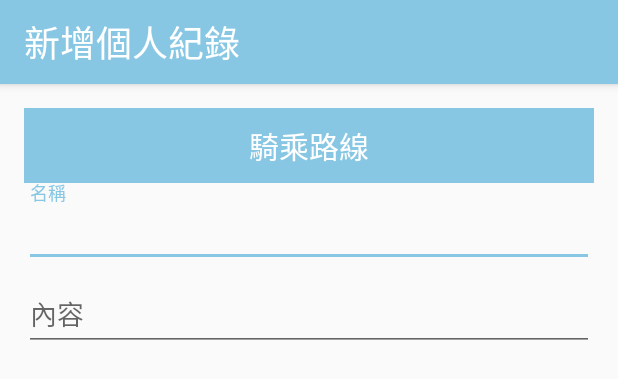
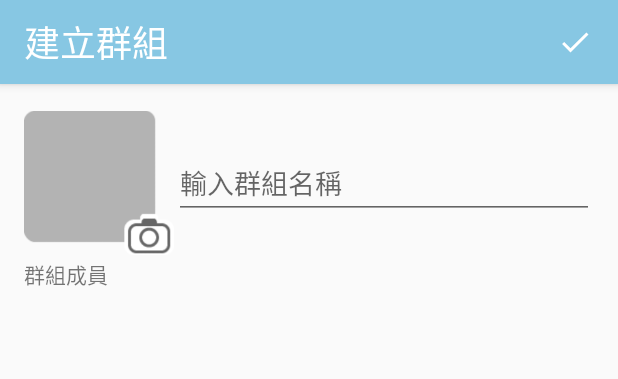
Before and after one commit to n1056722/Android-RoadToAdventure, an Android app: the layout activity_add_group.xml on its own in the app's theme, with its tools: preview values and no code run, on a phone screen of 412 x 824 dp. Shown: the top 379 px of the screen. Run offline under Robolectric (Android 15) with nearby library versions, the phone set to English and light mode, and no system bars.

Commit message:
add AddGroup

```diff
--- a/app/src/main/AndroidManifest.xml
+++ b/app/src/main/AndroidManifest.xml
@@ -57,9 +57,10 @@
         <activity android:name=".activity.FriendChatActivity" />
         <activity android:name=".activity.SearchFriendActivity" />
         <activity android:name=".activity.PersonalJourneyListActivity" />
-        <activity android:name=".activity.AddPersonalRecordActivity" />
+        <activity android:name=".activity.AddPersonalJourneyActivity" />
         <activity android:name=".activity.SignUpActivity" />
-        <activity android:name=".activity.GroupListActivity"></activity>
+        <activity android:name=".activity.GroupListActivity" />
+        <activity android:name=".activity.AddGroupActivity"></activity>
     </application>
 
 </manifest>
--- a/app/src/main/java/ya/haojun/roadtoadventure/activity/PersonalJourneyListActivity.java
+++ b/app/src/main/java/ya/haojun/roadtoadventure/activity/PersonalJourneyListActivity.java
@@ -46,7 +46,7 @@ public class PersonalJourneyListActivity extends CommonActivity implements View.
     public void onClick(View v) {
         switch (v.getId()) {
             case R.id.iv_personal_journey_list_add_record:
-                openActivity(AddPersonalRecordActivity.class);
+                openActivity(AddPersonalJourneyActivity.class);
                 break;
         }
     }
--- /dev/null
+++ b/app/src/main/res/drawable/ic_done_w.xml
@@ -0,0 +1,9 @@
+<vector xmlns:android="http://schemas.android.com/apk/res/android"
+        android:width="24dp"
+        android:height="24dp"
+        android:viewportWidth="24.0"
+        android:viewportHeight="24.0">
+    <path
+        android:fillColor="#FFF"
+        android:pathData="M9,16.2L4.8,12l-1.4,1.4L9,19 21,7l-1.4,-1.4L9,16.2z"/>
+</vector>
--- a/app/src/main/res/layout/activity_add_personal_record.xml
+++ b/app/src/main/res/layout/activity_add_group.xml
@@ -24,9 +24,18 @@
                     android:layout_width="wrap_content"
                     android:layout_height="wrap_content"
                     android:layout_centerVertical="true"
-                    android:text="新增個人紀錄"
+                    android:text="建立群組"
                     android:textColor="#FFF"
                     android:textSize="24sp" />
+
+                <ImageView
+                    android:id="@+id/iv_add_group_done"
+                    android:layout_width="@dimen/imageview_toolbar_width"
+                    android:layout_height="@dimen/imageview_toolbar_width"
+                    android:layout_alignParentRight="true"
+                    android:layout_centerVertical="true"
+                    android:layout_margin="@dimen/imageview_toolbar_margin"
+                    android:src="@drawable/ic_done_w" />
             </RelativeLayout>
         </android.support.v7.widget.Toolbar>
     </android.support.design.widget.AppBarLayout>
@@ -37,36 +46,36 @@
         android:orientation="vertical"
         android:padding="16dp">
 
-        <TextView
-            android:id="@+id/tv_add_personal_record_direction"
-            style="@style/AppTheme.TextView"
+        <LinearLayout
             android:layout_width="match_parent"
             android:layout_height="wrap_content"
-            android:text="騎乘路線" />
+            android:focusable="true"
+            android:focusableInTouchMode="true"
+            android:orientation="horizontal">
 
-        <android.support.design.widget.TextInputLayout
-            android:layout_width="match_parent"
-            android:layout_height="wrap_content">
+            <ImageView
+                android:id="@+id/iv_add_group_picture"
+                android:layout_width="@dimen/imageview_list_picture_big"
+                android:layout_height="@dimen/imageview_list_picture_big"
+                android:src="@drawable/ic_add_group_picture" />
 
             <EditText
+                android:id="@+id/et_add_group_name"
                 android:layout_width="match_parent"
                 android:layout_height="wrap_content"
-                android:hint="名稱"
-                android:inputType="text"
+                android:layout_gravity="center"
+                android:hint="輸入群組名稱"
                 android:maxLines="1" />
-        </android.support.design.widget.TextInputLayout>
+        </LinearLayout>
 
+        <TextView
+            android:layout_width="wrap_content"
+            android:layout_height="wrap_content"
+            android:text="群組成員" />
 
-        <android.support.design.widget.TextInputLayout
+        <android.support.v7.widget.RecyclerView
+            android:id="@+id/rv_add_group_member"
             android:layout_width="match_parent"
-            android:layout_height="wrap_content">
-
-            <EditText
-                android:layout_width="match_parent"
-                android:layout_height="wrap_content"
-                android:hint="內容"
-                android:inputType="text"
-                android:minLines="3" />
-        </android.support.design.widget.TextInputLayout>
+            android:layout_height="match_parent" />
     </LinearLayout>
 </LinearLayout>
```
Also changed, not shown: app/src/main/java/ya/haojun/roadtoadventure/activity/AddGroupActivity.java (added, +53 -0 lines), app/src/main/java/ya/haojun/roadtoadventure/activity/AddPersonalJourneyActivity.java (renamed from app/src/main/java/ya/haojun/roadtoadventure/activity/AddPersonalRecordActivity.java, +4 -4 lines), app/src/main/java/ya/haojun/roadtoadventure/activity/GroupListActivity.java (+5 -4 lines), app/src/main/java/ya/haojun/roadtoadventure/adapter/GroupMemberRVAdapter.java (added, +97 -0 lines), app/src/main/java/ya/haojun/roadtoadventure/model/GroupMember.java (added, +37 -0 lines), app/src/main/res/layout/activity_add_personal_journey.xml (added, +72 -0 lines), app/src/main/res/layout/item_rv_add_group_first.xml (added, +14 -0 lines), app/src/main/res/layout/item_rv_group_member.xml (added, +21 -0 lines), app/src/main/res/drawable/ic_add_group_picture.png (added).
